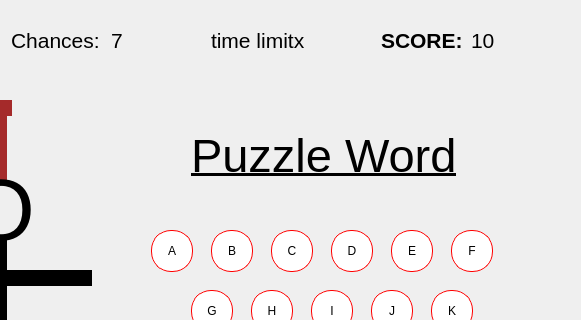
Before: the Qt Designer form Software/TheHangman/gamewindow.ui in michaelrenoo/TheHangman, drawn with Qt 5; both pictures show x 219 to 800 and y 0 to 320 of the 800 by 600 pixel window.
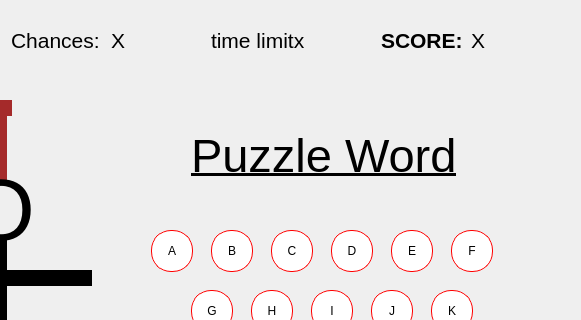
After: the same form once the commit is applied.

Commit message: set the numbers for scores and chances to the right variables

```diff
--- a/Software/TheHangman/gamewindow.ui
+++ b/Software/TheHangman/gamewindow.ui
@@ -90,7 +90,7 @@
     </font>
    </property>
    <property name="text">
-    <string>7</string>
+    <string>X</string>
    </property>
   </widget>
   <widget class="QLabel" name="scoreLabel">
@@ -128,7 +128,7 @@
     </font>
    </property>
    <property name="text">
-    <string>10</string>
+    <string>X</string>
    </property>
   </widget>
   <widget class="QPushButton" name="backButton">
```
Left out of the diff: 2 changed lines with no effect on the pictures. The commit also changes 1 other file.
